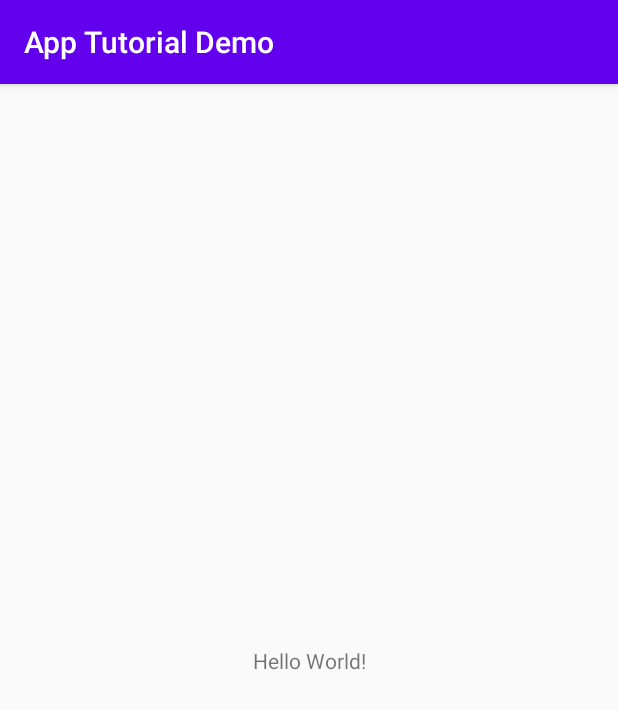
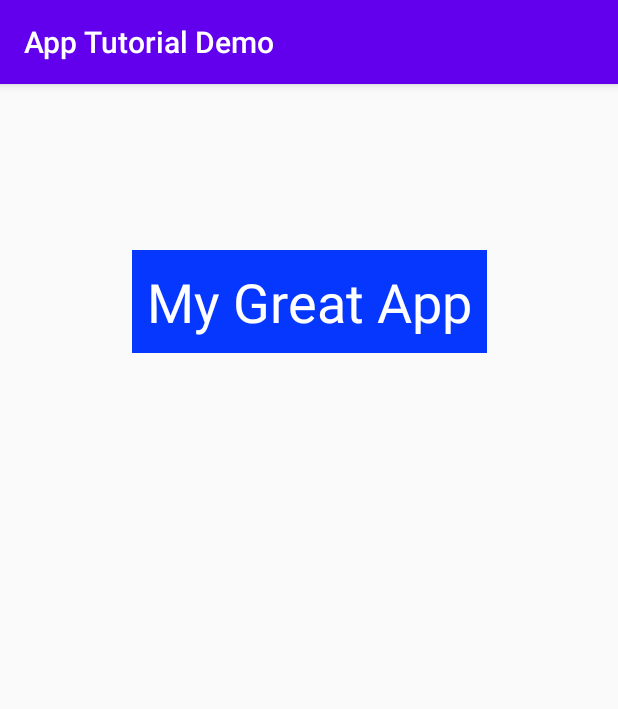
Before and after one commit to lmdoyle/AppDemoTutorialRep, an Android app: the screen it shows after launch (MainActivity), on a phone screen of 412 x 824 dp. Shown: the top 709 px of the screen. Run offline under Robolectric (Android 15) with nearby library versions, the phone set to English and light mode, and no system bars.

Commit message:
Update activity_main.xml

```diff
--- a/app/src/main/res/layout/activity_main.xml
+++ b/app/src/main/res/layout/activity_main.xml
@@ -4,15 +4,24 @@
     xmlns:tools="http://schemas.android.com/tools"
     android:layout_width="match_parent"
     android:layout_height="match_parent"
+    android:padding="10dp"
     tools:context=".MainActivity">
 
     <TextView
+        android:id="@+id/HelloLeoTextView"
+        style="@android:style/TextAppearance.DeviceDefault.Large"
         android:layout_width="wrap_content"
         android:layout_height="wrap_content"
-        android:text="Hello World!"
+        android:background="#F90033FF"
+        android:padding="10dp"
+        android:text="My Great App"
+        android:textAppearance="@style/TextAppearance.AppCompat.Large"
+        android:textColor="@android:color/white"
+        android:textSize="36sp"
         app:layout_constraintBottom_toBottomOf="parent"
         app:layout_constraintLeft_toLeftOf="parent"
         app:layout_constraintRight_toRightOf="parent"
-        app:layout_constraintTop_toTopOf="parent" />
+        app:layout_constraintTop_toTopOf="parent"
+        app:layout_constraintVertical_bias="0.148" />
 
 </androidx.constraintlayout.widget.ConstraintLayout>
```
